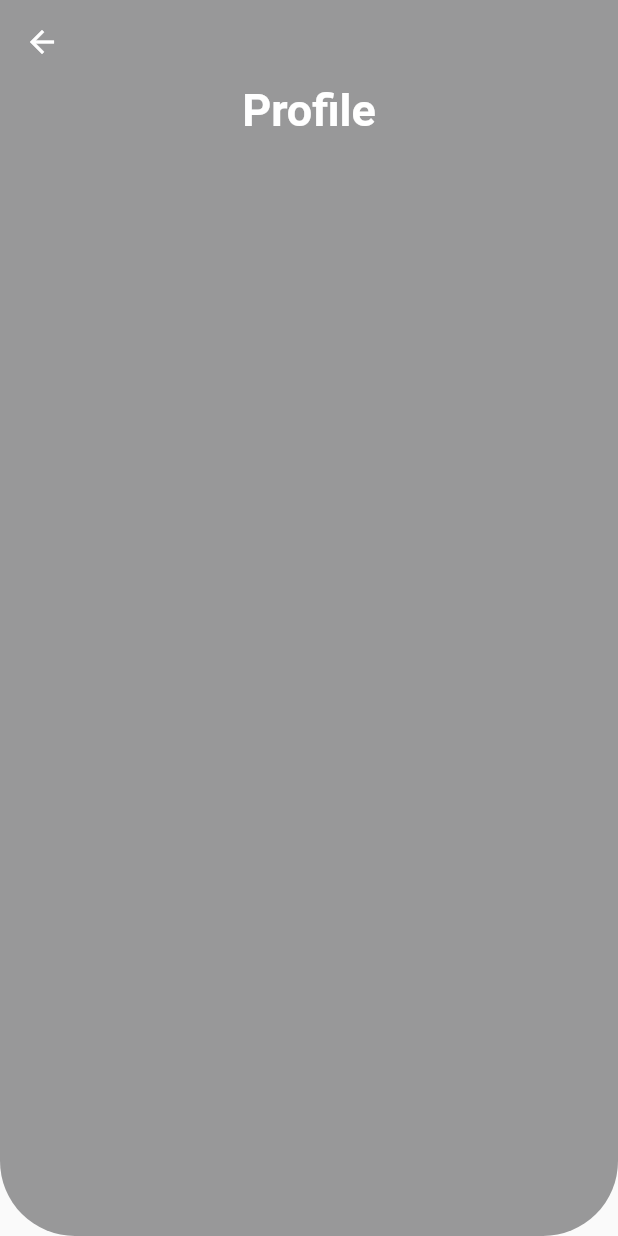
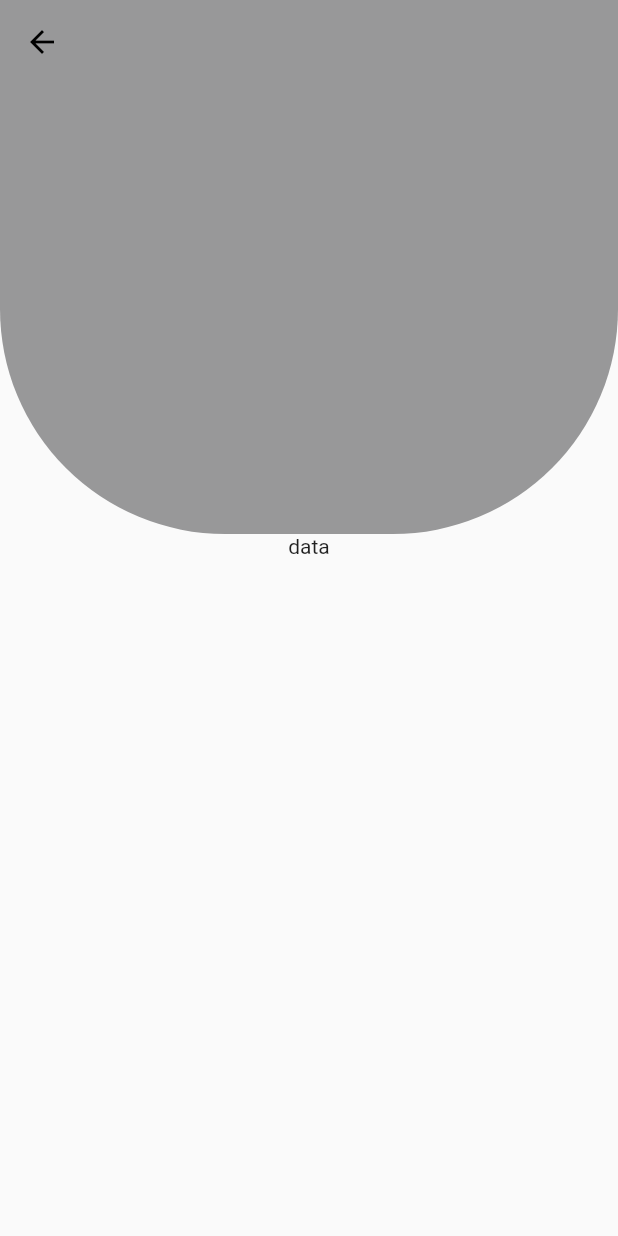
Before and after one commit to aliahsan786/ProfilePage, a Flutter app: the screen it shows after launch, on a phone screen of 412 x 824 dp. Run offline on Flutter 3.47's test engine with Material 2 defaults, Android fonts, the phone set to English and light mode, and no system bars.

Commit message:
color and size
trying to give the real shape what is in the picture..

```diff
--- a/uipractice/lib/main.dart
+++ b/uipractice/lib/main.dart
@@ -37,7 +37,7 @@ class _MyHomePageState extends State<MyHomePage> {
       appBar: AppBar(
         leading: Icon(
           Icons.arrow_back,
-          color: Colors.white,
+          color: Colors.black,
         ),
         backgroundColor: Color.fromRGBO(54, 54, 56, 0.5),
         elevation: 0,
@@ -45,36 +45,41 @@ class _MyHomePageState extends State<MyHomePage> {
       body: Container(
         width: MediaQuery.of(context).size.width,
         height: MediaQuery.of(context).size.height,
-        child: Container(
-          // color: Color.fromRGBO(54, 54, 56, 0.5),
-          width: 200, height: 300,
+        child: Column(
+          children: [
+            Container(
+              width: MediaQuery.of(context).size.width + 10,
+              height: 300,
 
               decoration: BoxDecoration(
                 color: Color.fromRGBO(54, 54, 56, 0.5),
                 shape: BoxShape.rectangle,
                 borderRadius: BorderRadius.vertical(
-              bottom: Radius.circular(50.0),
+                  bottom: Radius.circular(150.0),
                 ),
               ),
 
-          child: Column(
-            children: [
-              Text(
-                'Profile',
-                style: TextStyle(
-                  fontSize: 30,
-                  fontWeight: FontWeight.w600,
-                  color: Colors.white,
+              // child: Stack(
+              //   children: [
+              //     Text(
+              //       'Profile',
+              //       style: TextStyle(
+              //         fontSize: 30,
+              //         fontWeight: FontWeight.w600,
+              //         color: Colors.white,
+              //       ),
+              //     ),
+              //     // Container(
+              //     //     width: 100,
+              //     //     height: 100,
+              //     //     child: Image.asset(
+              //     //       'images/c1.png',
+              //     //     )),
+              //   ],
+              // ),
             ),
-              ),
-              // Container(
-              //     width: 100,
-              //     height: 100,
-              //     child: Image.asset(
-              //       'images/c1.png',
-              //     )),
+            Expanded(child: Text('data'))
           ],
-          ),
         ),
       ),
     );
```
Lines whose indentation alone changed are shown as unchanged.
